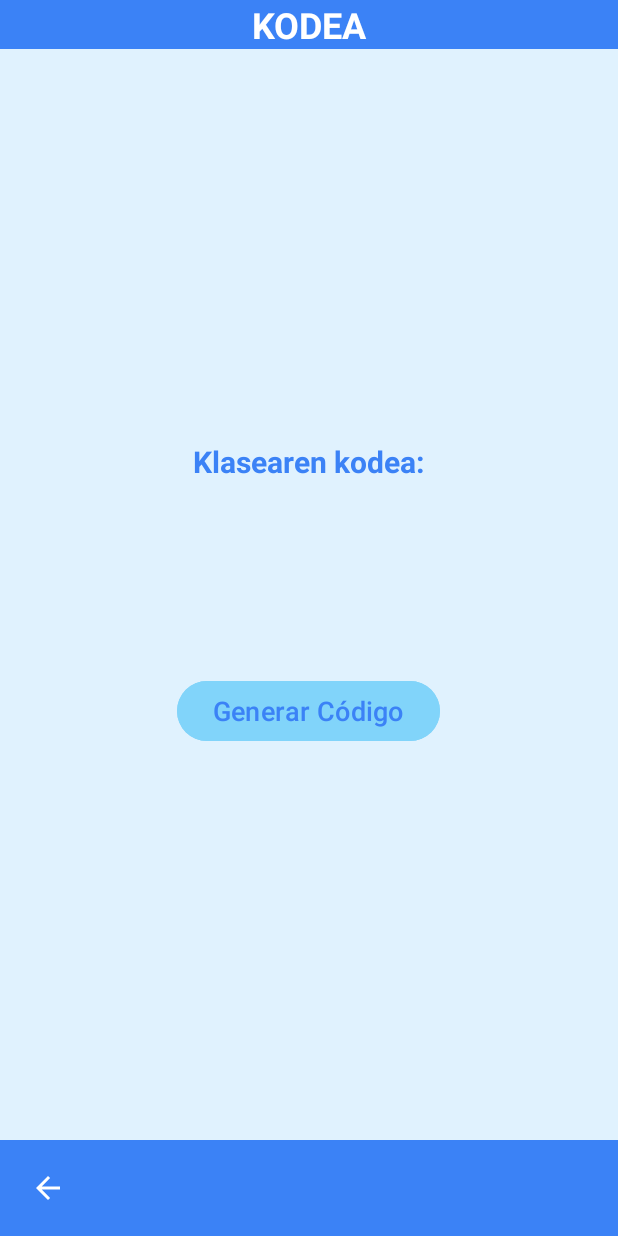
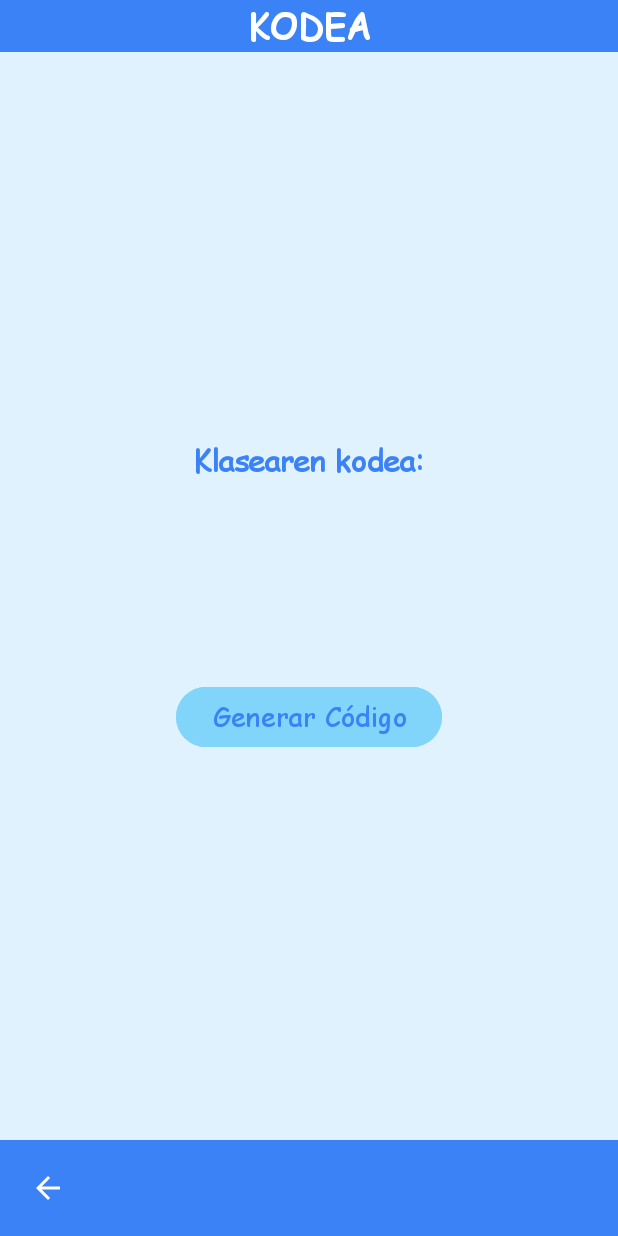
Before and after one commit to UnaiZugaza/GernikApp, an Android app: the IrakasleActivity screen opened directly, with no data from a screen before it, on a phone screen of 412 x 824 dp. Run offline under Robolectric (Android 15) with nearby library versions, the phone set to English and light mode, and no system bars.

Commit message:
FEAT: Añadida fuente comic sans

```diff
--- a/app/src/main/res/values-night/themes.xml
+++ b/app/src/main/res/values-night/themes.xml
@@ -1,7 +1,7 @@
 <resources xmlns:tools="http://schemas.android.com/tools">
-    <!-- Base application theme. -->
     <style name="Base.Theme.GernikApp" parent="Theme.Material3.DayNight.NoActionBar">
-        <!-- Customize your dark theme here. -->
-        <!-- <item name="colorPrimary">@color/my_dark_primary</item> -->
+        <item name="android:textViewStyle">@style/App.Widget.TextView</item>
+
+        <item name="materialButtonStyle">@style/App.Widget.Button</item>
     </style>
 </resources>
--- a/app/src/main/res/values/themes.xml
+++ b/app/src/main/res/values/themes.xml
@@ -1,8 +1,19 @@
 <resources xmlns:tools="http://schemas.android.com/tools">
-    <!-- Base application theme. -->
+
+    <style name="App.Widget.TextView" parent="Widget.MaterialComponents.TextView">
+        <item name="fontFamily">@font/comic_sans</item>
+        <item name="android:fontFamily">@font/comic_sans</item>
+    </style>
+
+    <style name="App.Widget.Button" parent="Widget.Material3.Button">
+        <item name="fontFamily">@font/comic_sans</item>
+        <item name="android:fontFamily">@font/comic_sans</item>
+    </style>
+
     <style name="Base.Theme.GernikApp" parent="Theme.Material3.DayNight.NoActionBar">
-        <!-- Customize your light theme here. -->
-        <!-- <item name="colorPrimary">@color/my_light_primary</item> -->
+        <item name="android:textViewStyle">@style/App.Widget.TextView</item>
+
+        <item name="materialButtonStyle">@style/App.Widget.Button</item>
     </style>
 
     <style name="Theme.GernikApp" parent="Base.Theme.GernikApp" />
```
Also changed, not shown: app/src/main/res/font/comic_sans.ttf (added).
